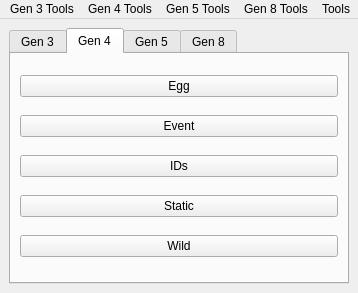
Above: Form/MainWindow.ui from Admiral-Fish/PokeFinder before the change. Below: the same form after it.
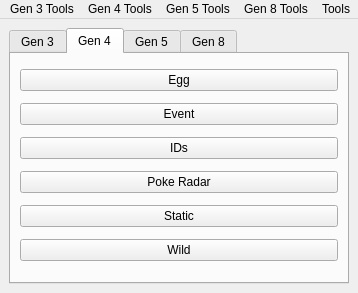
That is the form after the change. The open tabs and pages were chosen to show the change. Icons and pictures are not drawn.

Patch:
```diff
--- a/Form/MainWindow.ui
+++ b/Form/MainWindow.ui
@@ -87,13 +87,20 @@
          </widget>
         </item>
         <item row="3" column="0">
+         <widget class="QPushButton" name="pushButtonPokeRadar">
+          <property name="text">
+           <string>Poke Radar</string>
+          </property>
+         </widget>
+        </item>
+        <item row="4" column="0">
          <widget class="QPushButton" name="pushButtonStatic4">
           <property name="text">
            <string>Static</string>
           </property>
          </widget>
         </item>
-        <item row="4" column="0">
+        <item row="5" column="0">
          <widget class="QPushButton" name="pushButtonWild4">
           <property name="text">
            <string>Wild</string>
```
